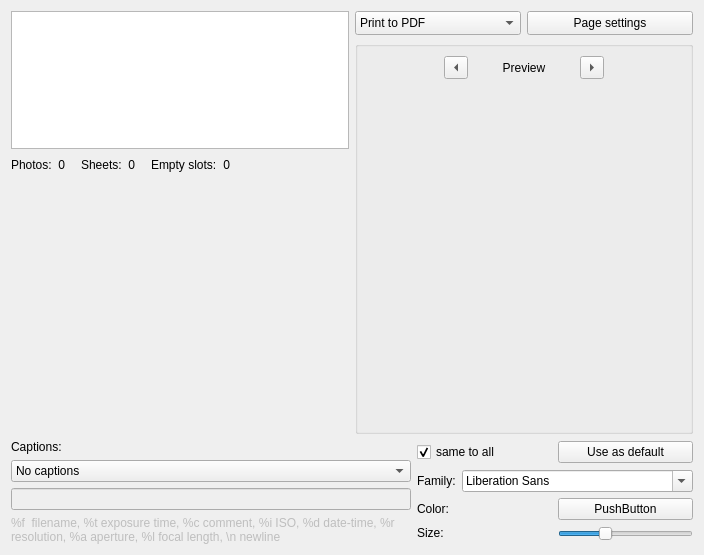
First picture: the form in printimages/ui/photopage.ui, repository KDE/kipi-plugins, before the edit.
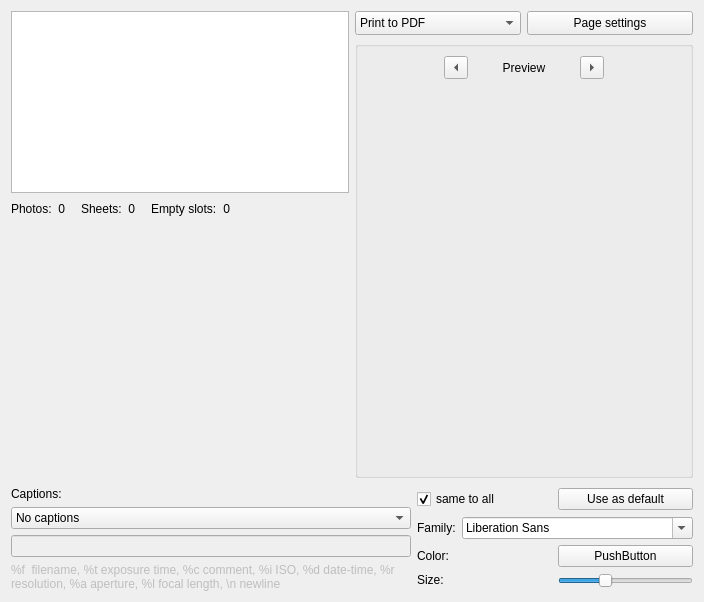
Second picture: the form after the edit. Custom widgets are drawn as their Qt base class.

Commit message: fix alignment of the page preview

Diff of the .ui file:
```diff
--- a/printimages/ui/photopage.ui
+++ b/printimages/ui/photopage.ui
@@ -6,8 +6,8 @@
    <rect>
     <x>0</x>
     <y>0</y>
-    <width>682</width>
-    <height>555</height>
+    <width>685</width>
+    <height>602</height>
    </rect>
   </property>
   <layout class="QVBoxLayout" name="verticalLayout_9">
@@ -313,7 +313,7 @@
             </property>
            </spacer>
           </item>
-          <item>
+          <item alignment="Qt::AlignHCenter|Qt::AlignTop">
            <widget class="QLabel" name="BmpFirstPagePreview">
             <property name="sizePolicy">
              <sizepolicy hsizetype="Fixed" vsizetype="Preferred">
```
The commit also changes 1 other file.
